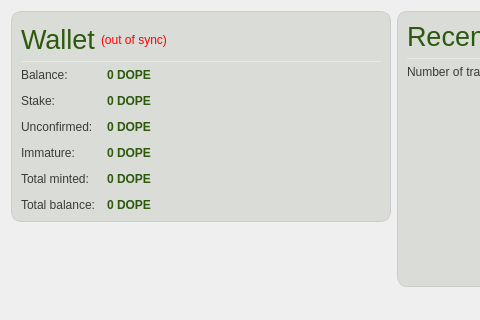
The window that src/qt/forms/overviewpage.ui (dopecoin-dev/DopeCoinV3) describes before a commit, drawn with Qt 5; both pictures show x 0 to 480 and y 0 to 320 of the 787 by 562 pixel window.
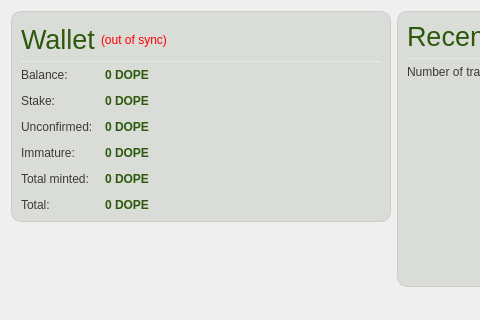
The same window after the commit. Icons and pictures are not drawn.

Patch:
```diff
--- a/src/qt/forms/overviewpage.ui
+++ b/src/qt/forms/overviewpage.ui
@@ -282,7 +282,7 @@
              <string notr="true">QLabel { border:none; color: #3B3A3A;}</string>
             </property>
             <property name="text">
-             <string>Total balance:</string>
+             <string>Total:</string>
             </property>
            </widget>
           </item>
```
Left out of the diff: 17 changed lines with no effect on the pictures.
